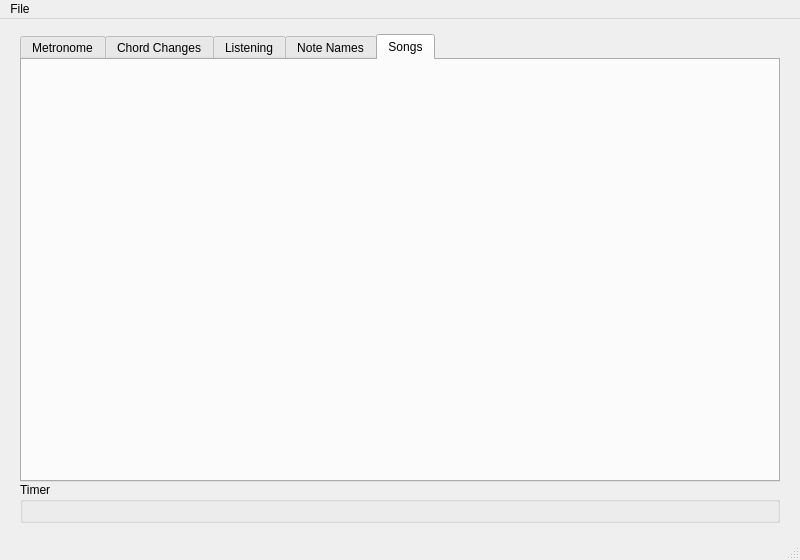
Qt form guitartools/mainwindow.ui (ispielman/guitartools) before a commit.
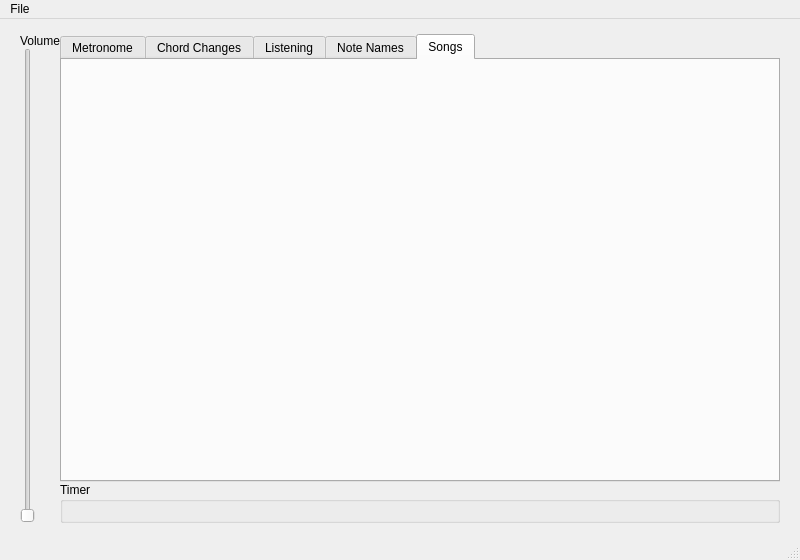
The same form after that commit.

Commit message: Added a volume slider.

The edit to the form file:
```diff
--- a/guitartools/mainwindow.ui
+++ b/guitartools/mainwindow.ui
@@ -23,7 +23,7 @@
      <verstretch>0</verstretch>
     </sizepolicy>
    </property>
-   <layout class="QVBoxLayout" name="verticalLayout_2">
+   <layout class="QHBoxLayout" name="horizontalLayout_3">
     <property name="spacing">
      <number>0</number>
     </property>
@@ -40,6 +40,47 @@
      <number>15</number>
     </property>
     <item>
+     <layout class="QVBoxLayout" name="verticalLayout_2">
+      <item>
+       <widget class="QLabel" name="label">
+        <property name="text">
+         <string>Volume</string>
+        </property>
+       </widget>
+      </item>
+      <item>
+       <widget class="QSlider" name="verticalSlider_Volume">
+        <property name="sizePolicy">
+         <sizepolicy hsizetype="Fixed" vsizetype="Expanding">
+          <horstretch>0</horstretch>
+          <verstretch>0</verstretch>
+         </sizepolicy>
+        </property>
+        <property name="layoutDirection">
+         <enum>Qt::LeftToRight</enum>
+        </property>
+        <property name="autoFillBackground">
+         <bool>false</bool>
+        </property>
+        <property name="orientation">
+         <enum>Qt::Vertical</enum>
+        </property>
+        <property name="invertedAppearance">
+         <bool>false</bool>
+        </property>
+        <property name="invertedControls">
+         <bool>false</bool>
+        </property>
+        <property name="tickPosition">
+         <enum>QSlider::NoTicks</enum>
+        </property>
+       </widget>
+      </item>
+     </layout>
+    </item>
+    <item>
+     <layout class="QVBoxLayout" name="verticalLayout">
+      <item>
      <widget class="QTabWidget" name="tabWidget">
       <property name="currentIndex">
        <number>4</number>
@@ -89,6 +130,8 @@
       </property>
       <layout class="QVBoxLayout" name="verticalLayout_Timer"/>
      </widget>
+      </item>
+     </layout>
     </item>
    </layout>
   </widget>
```
Lines whose indentation alone changed are shown as unchanged. The commit also changes 2 other files.
